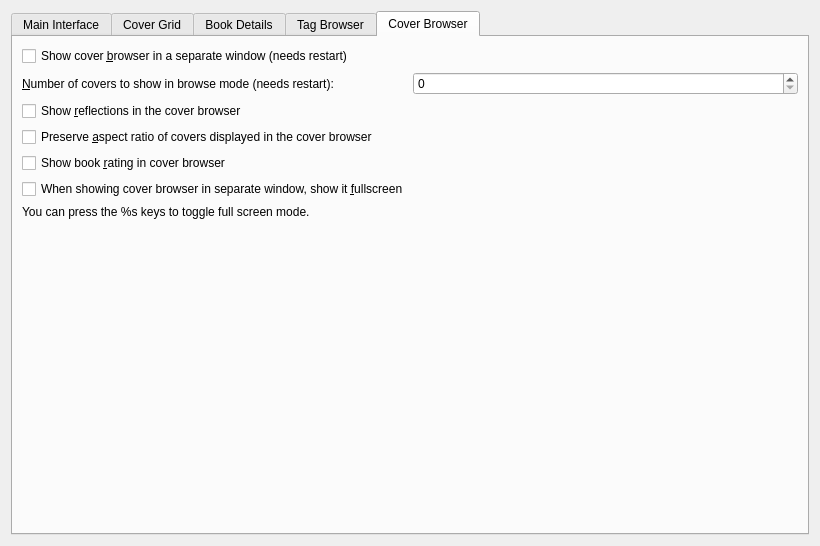
This is src/calibre/gui2/preferences/look_feel.ui in kovidgoyal/calibre as Qt 5 draws it before an edit. The edited form follows.
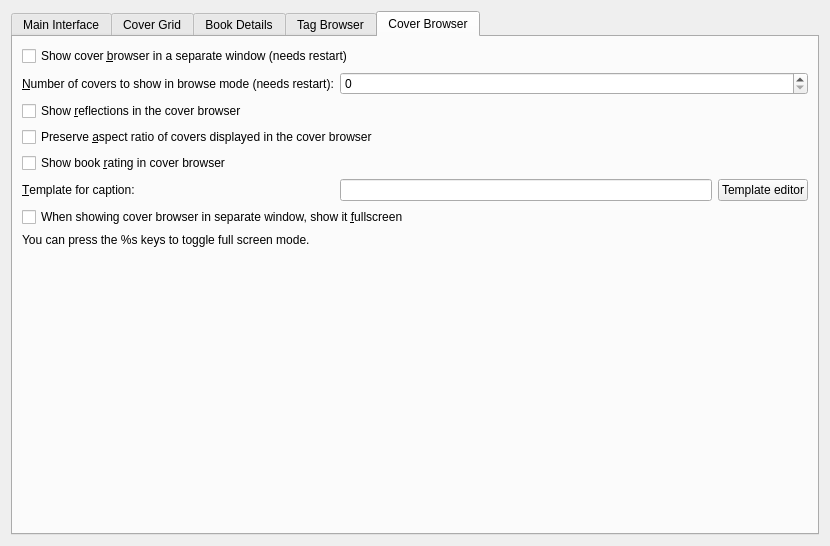
This is the edited form. The open tabs and pages were chosen to show the change. Icons and pictures are not drawn. Custom widgets are drawn as their Qt base class.

Commit message: Cover browser: Allow customizing the text that appears under the covers with a template in Preferences->Look & Feel->Cover browser

```diff
--- a/src/calibre/gui2/preferences/look_feel.ui
+++ b/src/calibre/gui2/preferences/look_feel.ui
@@ -940,10 +940,10 @@
        <string>Cover Browser</string>
       </attribute>
       <layout class="QGridLayout" name="gridLayout_11">
-       <item row="0" column="0" colspan="2">
-        <widget class="QCheckBox" name="opt_separate_cover_flow">
-         <property name="text">
-          <string>Show cover &amp;browser in a separate window (needs restart)</string>
+       <item row="5" column="1">
+        <widget class="QLineEdit" name="opt_cover_browser_title_template">
+         <property name="toolTip">
+          <string>The template used to generate the text below the covers. Uses the same syntax as save templates. Defaults to just the book title.</string>
          </property>
         </widget>
        </item>
@@ -957,7 +957,7 @@
          </property>
         </widget>
        </item>
-       <item row="7" column="0" colspan="2">
+       <item row="8" column="0" colspan="2">
         <spacer name="verticalSpacer_4">
          <property name="orientation">
           <enum>Qt::Vertical</enum>
@@ -970,17 +970,66 @@
          </property>
         </spacer>
        </item>
-       <item row="1" column="1">
+       <item row="4" column="0">
+        <widget class="QCheckBox" name="opt_show_rating_in_cover_browser">
+         <property name="text">
+          <string>Show book &amp;rating in cover browser</string>
+         </property>
+        </widget>
+       </item>
+       <item row="5" column="0">
+        <widget class="QLabel" name="label_23">
+         <property name="text">
+          <string>&amp;Template for caption:</string>
+         </property>
+         <property name="buddy">
+          <cstring>opt_cover_browser_title_template</cstring>
+         </property>
+        </widget>
+       </item>
+       <item row="5" column="2">
+        <widget class="QPushButton" name="cover_browser_title_template_button">
+         <property name="text">
+          <string>Template editor</string>
+         </property>
+        </widget>
+       </item>
+       <item row="1" column="1" colspan="2">
         <widget class="QSpinBox" name="opt_cover_flow_queue_length"/>
        </item>
-       <item row="5" column="0" colspan="2">
+       <item row="6" column="0" colspan="3">
         <widget class="QCheckBox" name="opt_cb_fullscreen">
          <property name="text">
           <string>When showing cover browser in separate window, show it &amp;fullscreen</string>
          </property>
         </widget>
        </item>
-       <item row="6" column="0" colspan="2">
+       <item row="0" column="0" colspan="3">
+        <widget class="QCheckBox" name="opt_separate_cover_flow">
+         <property name="text">
+          <string>Show cover &amp;browser in a separate window (needs restart)</string>
+         </property>
+        </widget>
+       </item>
+       <item row="3" column="0" colspan="3">
+        <widget class="QCheckBox" name="opt_cb_preserve_aspect_ratio">
+         <property name="toolTip">
+          <string>Show covers in their original aspect ratio instead of resizing
+them to all have the same width and height</string>
+         </property>
+         <property name="text">
+          <string>Preserve &amp;aspect ratio of covers displayed in the cover browser</string>
+         </property>
+        </widget>
+       </item>
+       <item row="2" column="0" colspan="3">
+        <widget class="QCheckBox" name="opt_cover_browser_reflections">
+         <property name="text">
+          <string>Show &amp;reflections in the cover browser</string>
+         </property>
+        </widget>
+       </item>
+       <item row="7" column="0" colspan="3">
         <widget class="QLabel" name="fs_help_msg">
          <property name="styleSheet">
           <string notr="true">margin-left: 1.5em</string>
@@ -993,31 +1042,6 @@
          </property>
         </widget>
        </item>
-       <item row="2" column="0">
-        <widget class="QCheckBox" name="opt_cover_browser_reflections">
-         <property name="text">
-          <string>Show &amp;reflections in the cover browser</string>
-         </property>
-        </widget>
-       </item>
-       <item row="3" column="0" colspan="2">
-        <widget class="QCheckBox" name="opt_cb_preserve_aspect_ratio">
-         <property name="toolTip">
-          <string>Show covers in their original aspect ratio instead of resizing
-them to all have the same width and height</string>
-         </property>
-         <property name="text">
-          <string>Preserve &amp;aspect ratio of covers displayed in the cover browser</string>
-         </property>
-        </widget>
-       </item>
-       <item row="4" column="0">
-        <widget class="QCheckBox" name="opt_show_rating_in_cover_browser">
-         <property name="text">
-          <string>Show book &amp;rating in cover browser</string>
-         </property>
-        </widget>
-       </item>
       </layout>
      </widget>
     </widget>
```
The commit also changes 3 other files.
